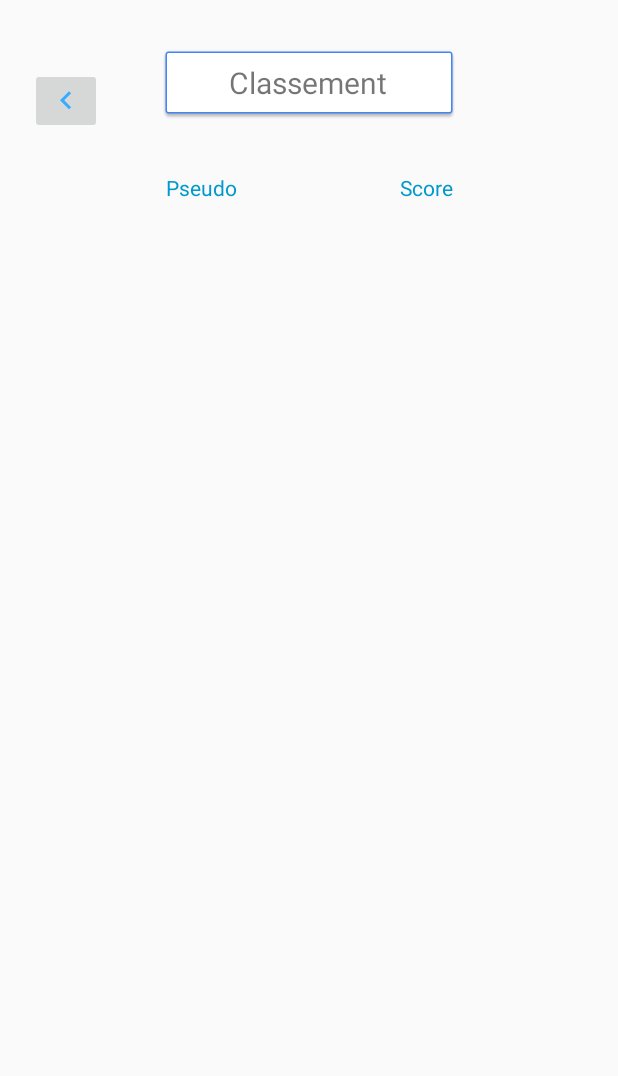
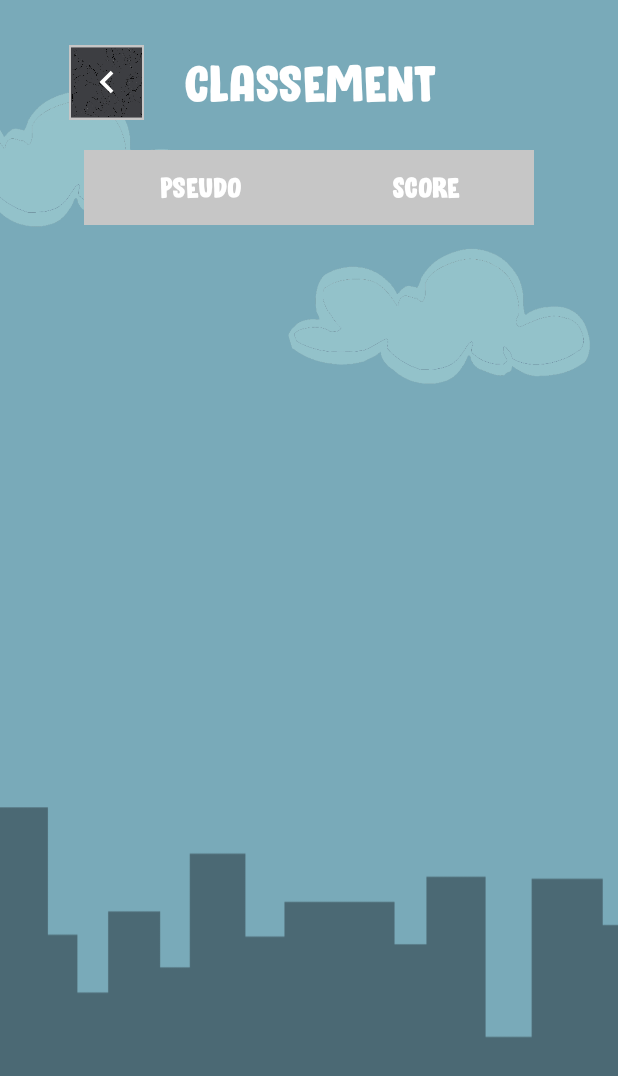
Before and after one commit to tanguybro/snakegj, an Android app: the Classement screen opened directly, with no data from a screen before it, on a phone screen of 412 x 824 dp. Shown: the top 1076 px of the screen. Run offline under Robolectric (Android 15) with nearby library versions, the phone set to English and light mode, and no system bars; our stand-ins replace Firebase (no records; nobody signed in at launch, a user with empty details on screens opened directly).

Commit message:
design classement

```diff
--- a/SnakeGJ/app/src/main/res/drawable-anydpi/ic_retour.xml
+++ b/SnakeGJ/app/src/main/res/drawable-anydpi/ic_retour.xml
@@ -1,10 +1,13 @@
 <vector xmlns:android="http://schemas.android.com/apk/res/android"
     android:width="24dp"
     android:height="24dp"
-    android:viewportWidth="24"
-    android:viewportHeight="24"
-    android:tint="#36ACFF">
-    <path
-        android:fillColor="#FF000000"
-        android:pathData="M15.41,16.09l-4.58,-4.59 4.58,-4.59L14,5.5l-6,6 6,6z"/>
+    android:viewportWidth="19.2"
+    android:viewportHeight="19.2"
+    android:tint="#FFFFFF">
+  <group android:translateX="-2.4"
+      android:translateY="-2.4">
+      <path
+          android:fillColor="#FF000000"
+          android:pathData="M15.41,16.09l-4.58,-4.59 4.58,-4.59L14,5.5l-6,6 6,6z"/>
+  </group>
 </vector>
--- a/SnakeGJ/app/src/main/res/layout/classement.xml
+++ b/SnakeGJ/app/src/main/res/layout/classement.xml
@@ -1,9 +1,10 @@
 <?xml version="1.0" encoding="utf-8"?>
-<android.support.design.widget.CoordinatorLayout xmlns:android="http://schemas.android.com/apk/res/android"
+<RelativeLayout xmlns:android="http://schemas.android.com/apk/res/android"
     xmlns:tools="http://schemas.android.com/tools"
     android:id="@+id/main_content"
     android:layout_width="match_parent"
     android:layout_height="match_parent"
+    android:background="@drawable/classement_background"
     android:fitsSystemWindows="true"
     tools:context=".Classement">
 
@@ -11,26 +12,32 @@
         android:id="@+id/classement"
         android:layout_width="200dp"
         android:layout_height="50dp"
-        android:layout_gravity="center_horizontal"
+        android:layout_centerHorizontal="true"
         android:gravity="center"
         android:layout_marginTop="30dp"
-        android:background="@drawable/common_google_signin_btn_icon_dark_normal_background"
         android:text="@string/classement"
-        android:textSize="20sp" />
+        android:textColor="@android:color/white"
+        android:fontFamily="@font/bloomer_demo"
+        android:textSize="35sp" />
 
     <ImageButton
         android:id="@+id/btnRetour"
-        android:layout_width="wrap_content"
-        android:layout_height="wrap_content"
-        android:layout_marginLeft="20dp"
-        android:layout_marginTop="45dp"
+        android:layout_width="50dp"
+        android:layout_height="50dp"
+        android:layout_marginTop="30dp"
+        android:layout_marginRight="10dp"
+        android:layout_toLeftOf="@id/classement"
+        android:background="@drawable/design_button"
         android:src="@drawable/ic_retour" />
 
     <TextView
         android:id="@+id/msgErreur"
         android:layout_width="wrap_content"
         android:layout_height="wrap_content"
+        android:layout_centerHorizontal="true"
         android:text=""
+        android:textColor="@android:color/white"
+        android:fontFamily="@font/bloomer_demo"
         android:layout_gravity="center_horizontal"
         android:layout_marginTop="200dp" />
 
@@ -38,8 +45,11 @@
         android:id="@+id/tableScores"
         android:layout_width="300dp"
         android:layout_height="wrap_content"
-        android:layout_marginTop="100dp"
-        android:layout_gravity="center_horizontal" />
+        android:layout_centerHorizontal="true"
+        android:layout_below="@id/classement"
+        android:layout_marginTop="20dp"
+        android:background="@color/grisClair"
+        />
 
 
-</android.support.design.widget.CoordinatorLayout>
+</RelativeLayout>
--- a/SnakeGJ/app/src/main/res/layout/classement_entete.xml
+++ b/SnakeGJ/app/src/main/res/layout/classement_entete.xml
@@ -9,8 +9,11 @@
         android:layout_width="wrap_content"
         android:layout_height="50dp"
         android:text="Pseudo"
+        android:textSize="20sp"
+        android:fontFamily="@font/bloomer_demo"
         android:gravity="center"
-        android:textColor="@android:color/holo_blue_dark"
+        android:background="@color/grisClair"
+        android:textColor="@android:color/white"
         android:layout_weight="1"/>
 
     <TextView
@@ -18,8 +21,11 @@
         android:layout_width="wrap_content"
         android:layout_height="50dp"
         android:text="Score"
+        android:textSize="20sp"
+        android:fontFamily="@font/bloomer_demo"
         android:gravity="center"
-        android:textColor="@android:color/holo_blue_dark"
+        android:background="@color/grisClair"
+        android:textColor="@android:color/white"
         android:layout_weight="1"/>
 
 </TableRow>
--- a/SnakeGJ/app/src/main/res/layout/classement_ligne.xml
+++ b/SnakeGJ/app/src/main/res/layout/classement_ligne.xml
@@ -9,9 +9,12 @@
     <TextView
         android:id="@+id/pseudo"
         android:layout_width="wrap_content"
-        android:layout_height="50dp"
+        android:layout_height="40dp"
         android:gravity="center"
-        android:background="@android:color/white"
+        android:textColor="@android:color/holo_orange_dark"
+        android:textAllCaps="true"
+        android:fontFamily="@font/alarm_clock"
+        android:background="@android:color/black"
         android:layout_marginRight="1dp"
         android:layout_marginLeft="1dp"
         android:layout_marginBottom="1dp"
@@ -20,9 +23,11 @@
     <TextView
         android:id="@+id/score"
         android:layout_width="wrap_content"
-        android:layout_height="50dp"
+        android:layout_height="40dp"
         android:gravity="center"
-        android:background="@android:color/white"
+        android:textColor="@android:color/holo_orange_dark"
+        android:fontFamily="@font/alarm_clock"
+        android:background="@android:color/black"
         android:layout_marginRight="1dp"
         android:layout_marginBottom="1dp"
         android:layout_weight="1"/>
--- a/SnakeGJ/app/src/main/res/values/colors.xml
+++ b/SnakeGJ/app/src/main/res/values/colors.xml
@@ -3,4 +3,5 @@
     <color name="colorPrimary">#006FFF</color>
     <color name="colorPrimaryDark">#00574B</color>
     <color name="colorAccent">#D81B60</color>
+    <color name="grisClair">#c6c6c6</color>
 </resources>
```
Also changed, not shown: SnakeGJ/app/src/main/res/drawable-hdpi/ic_retour.png, SnakeGJ/app/src/main/res/drawable-mdpi/ic_retour.png, SnakeGJ/app/src/main/res/drawable-xhdpi/ic_retour.png, SnakeGJ/app/src/main/res/drawable-xxhdpi/ic_retour.png, SnakeGJ/app/src/main/res/drawable/background_toolbar.png (deleted), SnakeGJ/app/src/main/res/drawable/ball.png (deleted), SnakeGJ/app/src/main/res/drawable/classement_background.png (added), SnakeGJ/app/src/main/res/drawable/tableau.png (added), SnakeGJ/app/src/main/res/drawable/toolbar.png (added).
